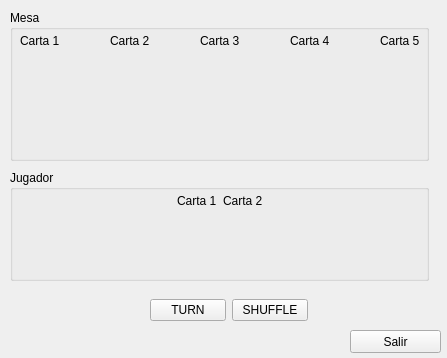
First picture: the form in lib/gui.ui, repository camador/poker_trainer, before the edit.
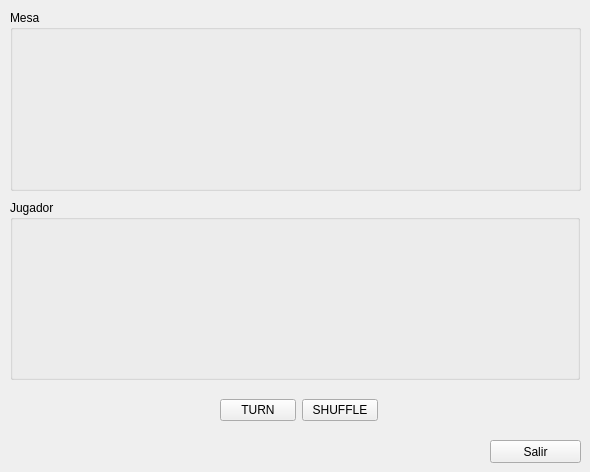
Second picture: the form after the edit. Icons and pictures are not drawn.

Commit message: Añadidas imágenes para previsualizar el aspecto final

```diff
--- a/lib/gui.ui
+++ b/lib/gui.ui
@@ -6,8 +6,8 @@
    <rect>
     <x>0</x>
     <y>0</y>
-    <width>447</width>
-    <height>358</height>
+    <width>590</width>
+    <height>472</height>
    </rect>
   </property>
   <property name="windowTitle">
@@ -17,8 +17,8 @@
    <widget class="QPushButton" name="pbtSalir">
     <property name="geometry">
      <rect>
-      <x>350</x>
-      <y>330</y>
+      <x>490</x>
+      <y>440</y>
       <width>91</width>
       <height>23</height>
      </rect>
@@ -30,8 +30,8 @@
    <widget class="QWidget" name="layoutWidget_4">
     <property name="geometry">
      <rect>
-      <x>150</x>
-      <y>290</y>
+      <x>220</x>
+      <y>390</y>
       <width>158</width>
       <height>41</height>
      </rect>
@@ -57,9 +57,9 @@
     <property name="geometry">
      <rect>
       <x>10</x>
-      <y>170</y>
-      <width>419</width>
-      <height>111</height>
+      <y>200</y>
+      <width>570</width>
+      <height>180</height>
      </rect>
     </property>
     <property name="title">
@@ -70,8 +70,8 @@
       <rect>
        <x>10</x>
        <y>20</y>
-       <width>400</width>
-       <height>22</height>
+       <width>550</width>
+       <height>152</height>
       </rect>
      </property>
      <layout class="QHBoxLayout" name="horizontalLayout_5">
@@ -90,15 +90,39 @@
       </item>
       <item>
        <widget class="QLabel" name="lblJugadorCarta1">
+        <property name="maximumSize">
+         <size>
+          <width>100</width>
+          <height>150</height>
+         </size>
+        </property>
         <property name="text">
-         <string>Carta 1</string>
+         <string/>
+        </property>
+        <property name="pixmap">
+         <pixmap>../imagenes/2_of_clubs.png</pixmap>
+        </property>
+        <property name="scaledContents">
+         <bool>true</bool>
         </property>
        </widget>
       </item>
       <item>
        <widget class="QLabel" name="lblJugadorCarta2">
+        <property name="maximumSize">
+         <size>
+          <width>100</width>
+          <height>150</height>
+         </size>
+        </property>
         <property name="text">
-         <string>Carta 2</string>
+         <string/>
+        </property>
+        <property name="pixmap">
+         <pixmap>../imagenes/2_of_clubs.png</pixmap>
+        </property>
+        <property name="scaledContents">
+         <bool>true</bool>
         </property>
        </widget>
       </item>
@@ -123,8 +147,8 @@
      <rect>
       <x>10</x>
       <y>10</y>
-      <width>419</width>
-      <height>151</height>
+      <width>571</width>
+      <height>181</height>
      </rect>
     </property>
     <property name="title">
@@ -135,15 +159,27 @@
       <rect>
        <x>10</x>
        <y>20</y>
-       <width>400</width>
-       <height>22</height>
+       <width>550</width>
+       <height>152</height>
       </rect>
      </property>
      <layout class="QHBoxLayout" name="horizontalLayout_6">
       <item>
        <widget class="QLabel" name="lblMesaCarta1">
+        <property name="maximumSize">
+         <size>
+          <width>100</width>
+          <height>150</height>
+         </size>
+        </property>
         <property name="text">
-         <string>Carta 1</string>
+         <string/>
+        </property>
+        <property name="pixmap">
+         <pixmap>../imagenes/2_of_hearts.png</pixmap>
+        </property>
+        <property name="scaledContents">
+         <bool>true</bool>
         </property>
        </widget>
       </item>
@@ -162,8 +198,20 @@
       </item>
       <item>
        <widget class="QLabel" name="lblMesaCarta2">
+        <property name="maximumSize">
+         <size>
+          <width>100</width>
+          <height>150</height>
+         </size>
+        </property>
         <property name="text">
-         <string>Carta 2</string>
+         <string/>
+        </property>
+        <property name="pixmap">
+         <pixmap>../imagenes/2_of_hearts.png</pixmap>
+        </property>
+        <property name="scaledContents">
+         <bool>true</bool>
         </property>
        </widget>
       </item>
@@ -182,8 +230,20 @@
       </item>
       <item>
        <widget class="QLabel" name="lblMesaCarta3">
+        <property name="maximumSize">
+         <size>
+          <width>100</width>
+          <height>150</height>
+         </size>
+        </property>
         <property name="text">
-         <string>Carta 3</string>
+         <string/>
+        </property>
+        <property name="pixmap">
+         <pixmap>../imagenes/2_of_clubs.png</pixmap>
+        </property>
+        <property name="scaledContents">
+         <bool>true</bool>
         </property>
        </widget>
       </item>
@@ -202,8 +262,20 @@
       </item>
       <item>
        <widget class="QLabel" name="lblMesaCarta4">
+        <property name="maximumSize">
+         <size>
+          <width>100</width>
+          <height>150</height>
+         </size>
+        </property>
         <property name="text">
-         <string>Carta 4</string>
+         <string/>
+        </property>
+        <property name="pixmap">
+         <pixmap>../imagenes/2_of_clubs.png</pixmap>
+        </property>
+        <property name="scaledContents">
+         <bool>true</bool>
         </property>
        </widget>
       </item>
@@ -222,8 +294,20 @@
       </item>
       <item>
        <widget class="QLabel" name="lblMesaCarta5">
+        <property name="maximumSize">
+         <size>
+          <width>100</width>
+          <height>150</height>
+         </size>
+        </property>
         <property name="text">
-         <string>Carta 5</string>
+         <string/>
+        </property>
+        <property name="pixmap">
+         <pixmap>../imagenes/2_of_clubs.png</pixmap>
+        </property>
+        <property name="scaledContents">
+         <bool>true</bool>
         </property>
        </widget>
       </item>
```
